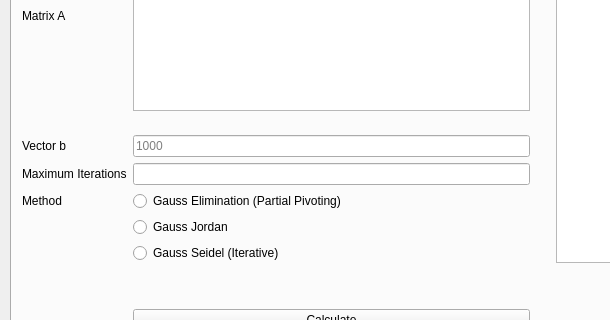
HaoZeke/pyQtNumSim, file testUI.ui: the form before one commit; both pictures show x 0 to 610 and y 146 to 466 of the 1017 by 662 pixel window.
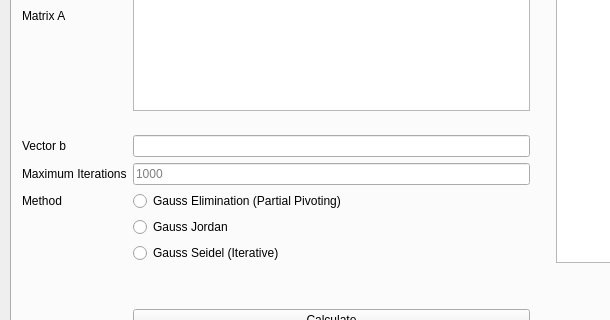
The form after the commit.

```diff
--- a/testUI.ui
+++ b/testUI.ui
@@ -354,7 +354,7 @@
           <string>&lt;html&gt;&lt;head/&gt;&lt;body&gt;&lt;p&gt;Input a &lt;span style=&quot; text-decoration: underline;&quot;&gt;single variable&lt;/span&gt; function in terms of &lt;span style=&quot; font-weight:600;&quot;&gt;x&lt;/span&gt;.&lt;/p&gt;&lt;/body&gt;&lt;/html&gt;</string>
          </property>
          <property name="placeholderText">
-          <string>1000</string>
+          <string/>
          </property>
         </widget>
        </item>
@@ -416,6 +416,9 @@
          <property name="text">
           <string/>
          </property>
+         <property name="placeholderText">
+          <string>1000</string>
+         </property>
         </widget>
        </item>
       </layout>
```
